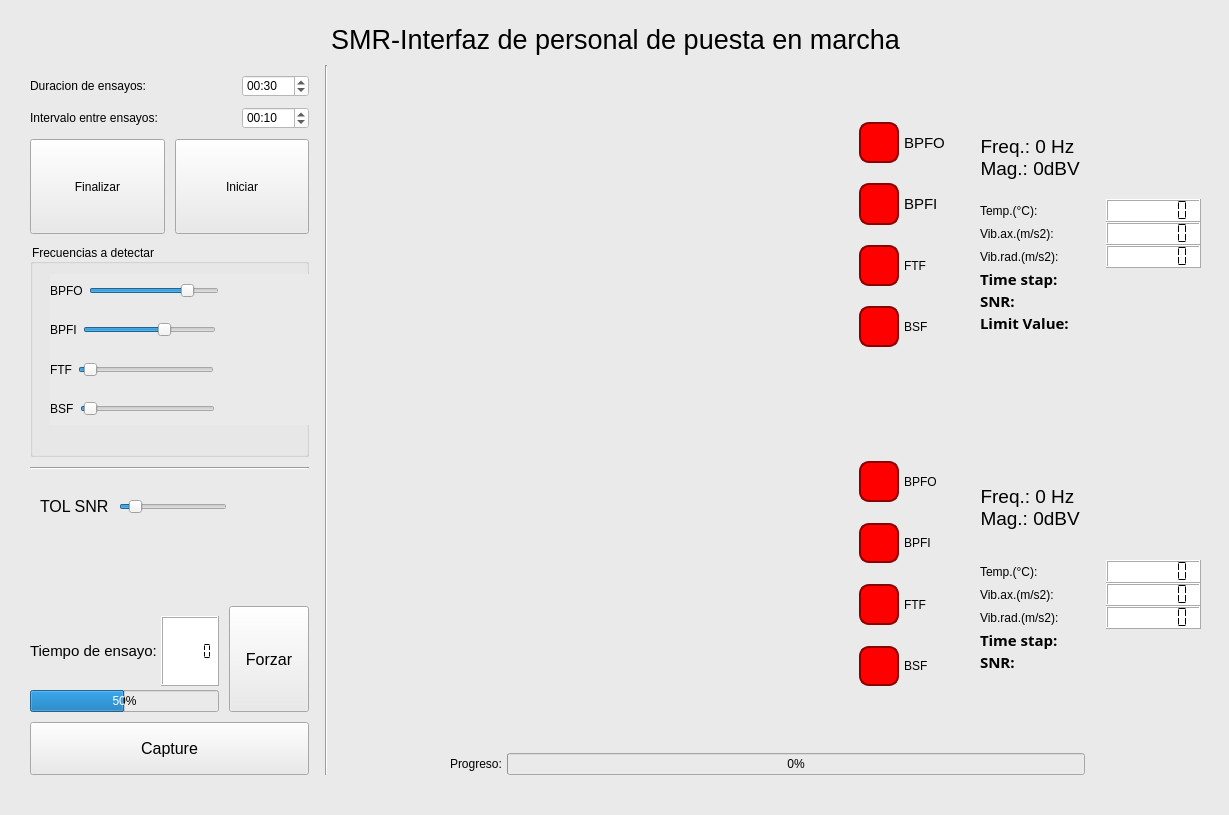
This is ProyectoSMR-Test/Interfaz_usuario_v2/menu_v2.ui in nvargas24/Sistema_medicion_de_rodamientos-SMR as Qt 5 draws it before an edit. The edited form follows.
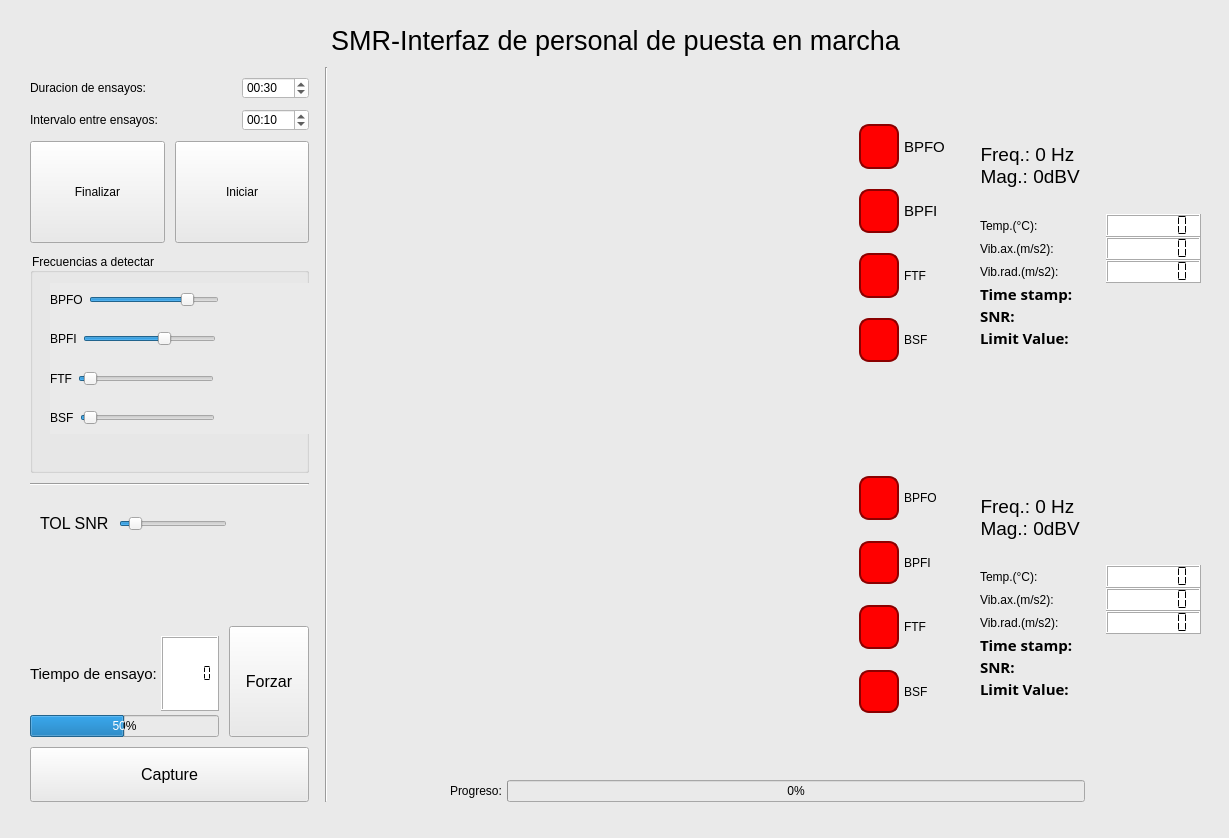
This is the edited form.

```diff
--- a/ProyectoSMR-Test/Interfaz_usuario_v2/menu_v2.ui
+++ b/ProyectoSMR-Test/Interfaz_usuario_v2/menu_v2.ui
@@ -7,7 +7,7 @@
     <x>0</x>
     <y>0</y>
     <width>1229</width>
-    <height>815</height>
+    <height>838</height>
    </rect>
   </property>
   <property name="windowTitle">
@@ -23,7 +23,7 @@
       <x>30</x>
       <y>20</y>
       <width>1171</width>
-      <height>755</height>
+      <height>782</height>
      </rect>
     </property>
     <layout class="QVBoxLayout" name="verticalLayout_9" stretch="1,18">
@@ -1062,7 +1062,7 @@
                     </font>
                    </property>
                    <property name="text">
-                    <string>Time stap:</string>
+                    <string>Time stamp:</string>
                    </property>
                   </widget>
                  </item>
@@ -1569,7 +1569,7 @@
                     </font>
                    </property>
                    <property name="text">
-                    <string>Time stap:</string>
+                    <string>Time stamp:</string>
                    </property>
                   </widget>
                  </item>
@@ -1617,7 +1617,44 @@
                   </widget>
                  </item>
                  <item>
-                  <widget class="QLabel" name="label_snr_pos">
+                  <widget class="QLabel" name="label_snr_lim_pos">
+                   <property name="font">
+                    <font>
+                     <family>Segoe UI Semibold</family>
+                     <pointsize>11</pointsize>
+                     <weight>75</weight>
+                     <bold>true</bold>
+                    </font>
+                   </property>
+                   <property name="text">
+                    <string/>
+                   </property>
+                  </widget>
+                 </item>
+                </layout>
+               </item>
+               <item>
+                <layout class="QHBoxLayout" name="horizontalLayout_31" stretch="8,6">
+                 <property name="leftMargin">
+                  <number>10</number>
+                 </property>
+                 <item>
+                  <widget class="QLabel" name="label_36">
+                   <property name="font">
+                    <font>
+                     <family>Segoe UI Semibold</family>
+                     <pointsize>11</pointsize>
+                     <weight>75</weight>
+                     <bold>true</bold>
+                    </font>
+                   </property>
+                   <property name="text">
+                    <string>Limit Value:</string>
+                   </property>
+                  </widget>
+                 </item>
+                 <item>
+                  <widget class="QLabel" name="label_snr_lim_pos_2">
                    <property name="font">
                     <font>
                      <family>Segoe UI Semibold</family>
```
Left out of the diff: 6 changed lines with no effect on the pictures.
